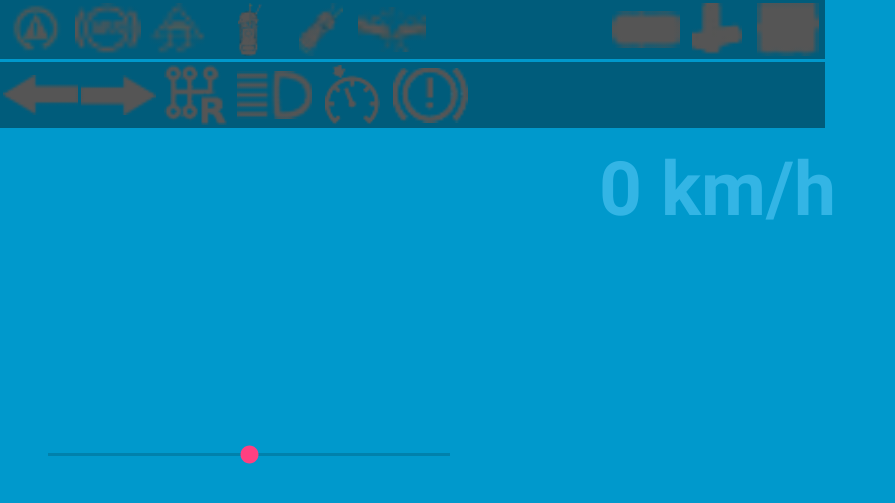
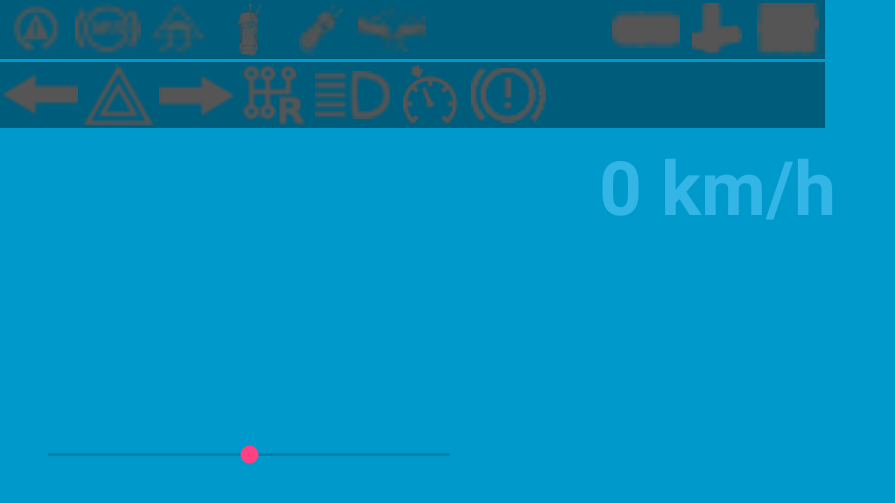
Before and after one commit to BILLyTheLiTTle/RCController, an Android app: the screen it shows after launch (RCControllerActivity), on a phone screen of 824 x 412 dp (held sideways). Shown: the top 503 px of the screen, without its empty margins (0-895 px from the left). Run offline under Robolectric (Android 15) with nearby library versions, the light colour scheme and no system bars; plain views replace VerticalSeekBar, VerticalSeekBarWrapper; 1 statement that could not run was skipped.

Commit message:
Emergency light icons

```diff
--- a/app/src/main/res/layout/activity_rccontroller.xml
+++ b/app/src/main/res/layout/activity_rccontroller.xml
@@ -206,6 +206,18 @@
         app:srcCompat="@drawable/turn_light_off" />
 
     <ImageView
+        android:id="@+id/emergency_imageView"
+        android:layout_width="50dp"
+        android:layout_height="40dp"
+        android:layout_marginLeft="2dp"
+        android:layout_marginStart="2dp"
+        android:layout_marginTop="2dp"
+        android:scaleType="fitCenter"
+        app:layout_constraintStart_toEndOf="@+id/leftTurn_imageView"
+        app:layout_constraintTop_toTopOf="@+id/feedback_area_info"
+        app:srcCompat="@drawable/emergency_lights_off" />
+
+    <ImageView
         android:id="@+id/rightTurn_imageView"
         android:layout_width="50dp"
         android:layout_height="40dp"
@@ -213,7 +225,7 @@
         android:layout_marginStart="2dp"
         android:layout_marginTop="2dp"
         android:scaleType="fitCenter"
-        app:layout_constraintStart_toEndOf="@+id/leftTurn_imageView"
+        app:layout_constraintStart_toEndOf="@+id/emergency_imageView"
         app:layout_constraintTop_toTopOf="@+id/feedback_area_info"
         app:srcCompat="@drawable/turn_light_off"
         android:rotation="180"/>
```
Also changed, not shown: app/src/main/res/drawable-xxhdpi/emergency_lights_off.png (added), app/src/main/res/drawable-xxhdpi/emergency_lights_on.png (added), 2 other files.
